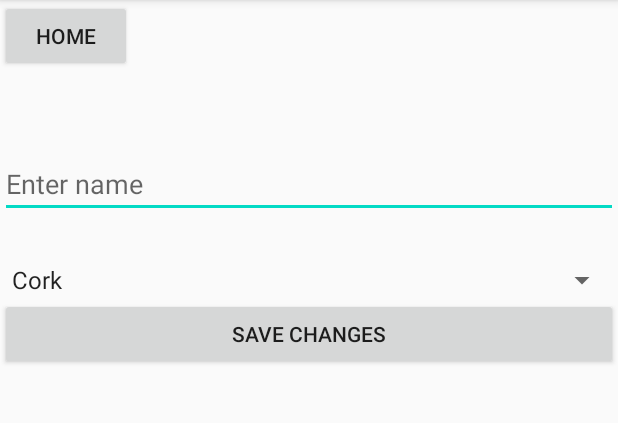
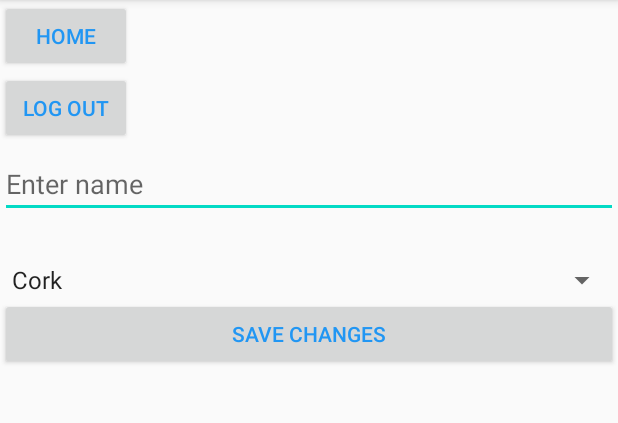
Before and after one commit to Fergaloc/FYP-FOC, an Android app: the PatientSettingsActivity screen opened directly, with no data from a screen before it, on a phone screen of 412 x 824 dp, the part 84-507 px from its top. Run offline under Robolectric (Android 15) with nearby library versions, the phone set to English and light mode, and no system bars; our stand-ins replace Firebase (no records; nobody signed in at launch, a user with empty details on screens opened directly).

Commit message:
-Added Log out button , changed font for settings page & changed data for view bleeds

```diff
--- a/app/src/main/java/com/example/MyBleeds/AddBleedActivity.java
+++ b/app/src/main/java/com/example/MyBleeds/AddBleedActivity.java
@@ -135,14 +135,14 @@ public class AddBleedActivity extends AppCompatActivity {
         String bleedSeverity = SpinnerBleedSeverity.getSelectedItem().toString();
         String bleedCause = SpinnerBleedCause.getSelectedItem().toString();
 
-        if(!TextUtils.isEmpty(bleedLocation )){
+        if(!TextUtils.isEmpty(bleedLocation)){
             String id = databaseBleeds.push().getKey();
 
             Bleed bleed = new Bleed(id,bleedLocation , rating, bleedSide, bleedSeverity, bleedCause );
             databaseBleeds.child(id).setValue(bleed);
 
             Toast.makeText(this,"Bleed saved successfully", Toast.LENGTH_LONG).show();
-            editTextBleedLocation.setText("");
+
         }else{
             Toast.makeText(this,"Bleed Location should not be empty", Toast.LENGTH_LONG).show();
         }
--- a/app/src/main/java/com/example/MyBleeds/BleedList.java
+++ b/app/src/main/java/com/example/MyBleeds/BleedList.java
@@ -35,7 +35,7 @@ public class BleedList extends ArrayAdapter<Bleed> {
        Bleed bleed = bleeds.get(position);
 
         textViewName.setText(bleed.getBleedName());
-        textViewRating.setText(String.valueOf(bleed.getBleedRating()));
+        textViewRating.setText(String.valueOf(bleed.getBleedSeverity()));
 
         return listViewItem;
 
--- a/app/src/main/java/com/example/MyBleeds/PatientSettingsActivity.java
+++ b/app/src/main/java/com/example/MyBleeds/PatientSettingsActivity.java
@@ -35,7 +35,7 @@ public class PatientSettingsActivity extends AppCompatActivity {
 
 
     EditText editTextName;
-    Button buttonUpdate, buttonHome;
+    Button buttonUpdate, buttonHome, buttonLogOut;
     Spinner spinnerRegion;
 
     DatabaseReference databasePatients;
@@ -60,6 +60,8 @@ public class PatientSettingsActivity extends AppCompatActivity {
         spinnerRegion = (Spinner) findViewById(R.id.spinnerRegion);
         buttonUpdate = (Button) findViewById(R.id.buttonUpdatePatient);
         buttonHome = (Button) findViewById(R.id.buttonHome);
+        buttonLogOut = (Button) findViewById(R.id.buttonLogOut);
+
 
 
         listViewArtists = (ListView) findViewById(R.id.listViewArtists);
@@ -84,7 +86,6 @@ public class PatientSettingsActivity extends AppCompatActivity {
 
             });
 
-
         //Bringing user to home page, doesnt save data
         buttonHome.setOnClickListener(new View.OnClickListener() {
         @Override
@@ -99,6 +100,20 @@ public class PatientSettingsActivity extends AppCompatActivity {
         }
 
     });
+
+
+        //Logs out user and send them to the Log-in page.
+            buttonLogOut.setOnClickListener(new View.OnClickListener() {
+                @Override
+                public void onClick(View v) {
+                    FirebaseAuth.getInstance().signOut();
+                    finish();
+                    startActivity(new Intent(PatientSettingsActivity.this, LogInActivity.class));
+                }
+            });
+
+
+
 
         }
 
@@ -120,4 +135,6 @@ public class PatientSettingsActivity extends AppCompatActivity {
 
 
 
+
+
 }
--- a/app/src/main/java/com/example/MyBleeds/Patient_HomeActivity.java
+++ b/app/src/main/java/com/example/MyBleeds/Patient_HomeActivity.java
@@ -36,6 +36,7 @@ public class Patient_HomeActivity extends AppCompatActivity {
     Button buttonAdd;
     Button buttonView;
     Button buttonUserSettings;
+
 
     List<Patient> patients;
 
--- a/app/src/main/res/layout/activity_add_track.xml
+++ b/app/src/main/res/layout/activity_add_track.xml
@@ -17,15 +17,15 @@
         android:layout_width="62dp"
         android:layout_height="21dp"
         android:text="Home" />
+
     <TextView
         android:id="@+id/textMyBleeds"
-        android:layout_centerInParent="true"
         android:layout_width="match_parent"
         android:layout_height="wrap_content"
         android:text="Add a Bleed"
+        android:textAppearance="@style/TextAppearance.AppCompat.Large"
         android:textColor="#2196F3"
-        android:textStyle="bold"
-        android:textAppearance="@style/TextAppearance.AppCompat.Large" />
+        android:textStyle="bold" />
 
     <TextView
         android:id="@+id/textViewArtistName"
--- a/app/src/main/res/layout/patient_settings.xml
+++ b/app/src/main/res/layout/patient_settings.xml
@@ -27,13 +27,23 @@
         android:layout_width="match_parent"
         android:layout_height="wrap_content"
         android:layout_below="@id/spinnerRegion"
-        android:text="Save Changes" />
+        android:text="Save Changes"
+        android:textColor="#2196F3"/>
 
     <Button
         android:id="@+id/buttonHome"
         android:layout_width="wrap_content"
         android:layout_height="wrap_content"
-        android:text="Home" />
+        android:text="Home"
+        android:textColor="#2196F3"/>
+
+    <Button
+        android:id="@+id/buttonLogOut"
+        android:layout_width="wrap_content"
+        android:layout_height="wrap_content"
+        android:layout_below="@id/buttonHome"
+        android:text="Log Out"
+        android:textColor="#2196F3"/>
 
 
 </RelativeLayout>
```
